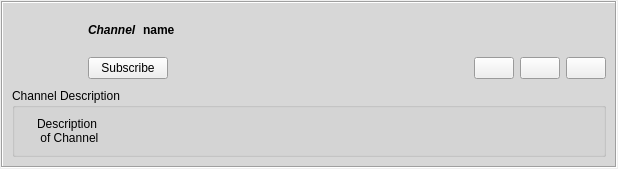
This is retroshare-gui/src/gui/feeds/GxsChannelGroupItem.ui in RetroShare/RetroShare as Qt 5 draws it before an edit. The edited form follows.
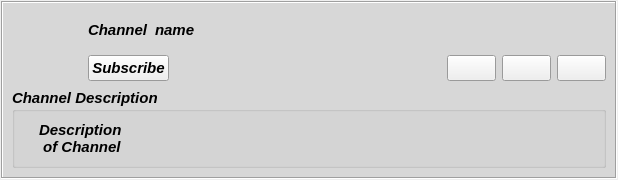
This is the edited form. Icons and pictures are not drawn.

```diff
--- a/retroshare-gui/src/gui/feeds/GxsChannelGroupItem.ui
+++ b/retroshare-gui/src/gui/feeds/GxsChannelGroupItem.ui
@@ -10,7 +10,15 @@
     <height>161</height>
    </rect>
   </property>
-  <layout class="QGridLayout">
+  <property name="font">
+   <font>
+    <pointsize>11</pointsize>
+    <weight>75</weight>
+    <italic>true</italic>
+    <bold>true</bold>
+   </font>
+  </property>
+  <layout class="QGridLayout" name="GxsChannelGroupItem_GL">
    <property name="leftMargin">
     <number>1</number>
    </property>
@@ -24,7 +32,7 @@
     <number>1</number>
    </property>
    <item row="0" column="0">
-    <widget class="QFrame" name="mainFrame">
+    <widget class="QFrame" name="feedFrame">
      <property name="sizePolicy">
       <sizepolicy hsizetype="Expanding" vsizetype="Preferred">
        <horstretch>0</horstretch>
@@ -34,6 +42,15 @@
      <property name="palette">
       <palette>
        <active>
+        <colorrole role="WindowText">
+         <brush brushstyle="SolidPattern">
+          <color alpha="255">
+           <red>0</red>
+           <green>0</green>
+           <blue>0</blue>
+          </color>
+         </brush>
+        </colorrole>
         <colorrole role="Base">
          <brush brushstyle="SolidPattern">
           <color alpha="255">
@@ -54,6 +71,15 @@
         </colorrole>
        </active>
        <inactive>
+        <colorrole role="WindowText">
+         <brush brushstyle="SolidPattern">
+          <color alpha="255">
+           <red>0</red>
+           <green>0</green>
+           <blue>0</blue>
+          </color>
+         </brush>
+        </colorrole>
         <colorrole role="Base">
          <brush brushstyle="SolidPattern">
           <color alpha="255">
@@ -74,6 +100,15 @@
         </colorrole>
        </inactive>
        <disabled>
+        <colorrole role="WindowText">
+         <brush brushstyle="SolidPattern">
+          <color alpha="255">
+           <red>154</red>
+           <green>154</green>
+           <blue>154</blue>
+          </color>
+         </brush>
+        </colorrole>
         <colorrole role="Base">
          <brush brushstyle="SolidPattern">
           <color alpha="255">
@@ -104,9 +139,9 @@
      <property name="frameShadow">
       <enum>QFrame::Sunken</enum>
      </property>
-     <layout class="QGridLayout">
+     <layout class="QGridLayout" name="feedFrame_GL">
       <item row="0" column="0">
-       <layout class="QGridLayout">
+       <layout class="QGridLayout" name="top_GL">
         <item row="0" column="0" rowspan="2">
          <widget class="QLabel" name="logoLabel">
           <property name="minimumSize">
@@ -133,7 +168,7 @@
          </widget>
         </item>
         <item row="0" column="1">
-         <layout class="QHBoxLayout" name="horizontalLayout_2">
+         <layout class="QHBoxLayout" name="name_HL">
           <item>
            <widget class="QLabel" name="titleLabel">
             <property name="sizePolicy">
@@ -144,6 +179,7 @@
             </property>
             <property name="font">
              <font>
+              <pointsize>11</pointsize>
               <weight>75</weight>
               <italic>true</italic>
               <bold>true</bold>
@@ -158,7 +194,9 @@
            <widget class="QLabel" name="nameLabel">
             <property name="font">
              <font>
+              <pointsize>11</pointsize>
               <weight>75</weight>
+              <italic>true</italic>
               <bold>true</bold>
              </font>
             </property>
@@ -186,7 +224,7 @@
          </layout>
         </item>
         <item row="1" column="1">
-         <layout class="QHBoxLayout" name="horizontalLayout">
+         <layout class="QHBoxLayout" name="buttons_HL">
           <item>
            <widget class="QPushButton" name="subscribeButton">
             <property name="sizePolicy">
@@ -207,7 +245,7 @@
            </widget>
           </item>
           <item>
-           <spacer>
+           <spacer name="buttons_HSpacer">
             <property name="orientation">
              <enum>Qt::Horizontal</enum>
             </property>
@@ -282,7 +320,7 @@
       </item>
       <item row="1" column="0">
        <widget class="QFrame" name="expandFrame">
-        <layout class="QVBoxLayout">
+        <layout class="QVBoxLayout" name="expandFrame_VL">
          <property name="spacing">
           <number>0</number>
          </property>
@@ -303,7 +341,7 @@
            <property name="title">
             <string>Channel Description</string>
            </property>
-           <layout class="QHBoxLayout">
+           <layout class="QHBoxLayout" name="groupBox_HL">
             <item>
              <widget class="QLabel" name="iconLabel">
               <property name="text">
```
Left out of the diff: 3 changed lines with no effect on the pictures.
